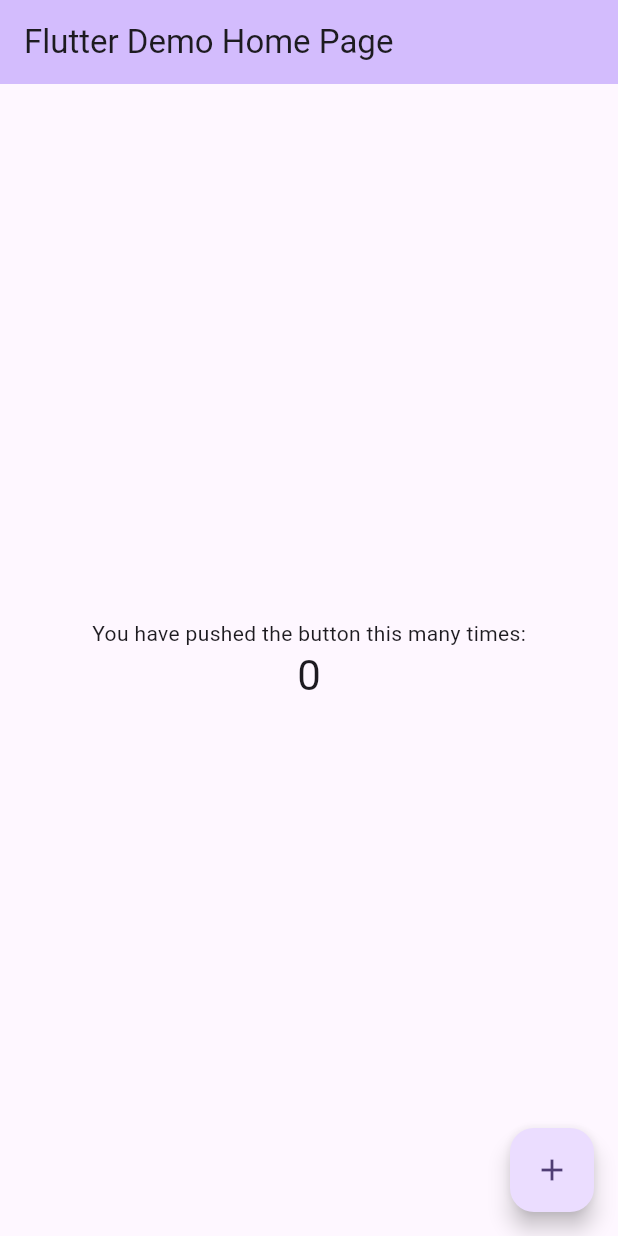
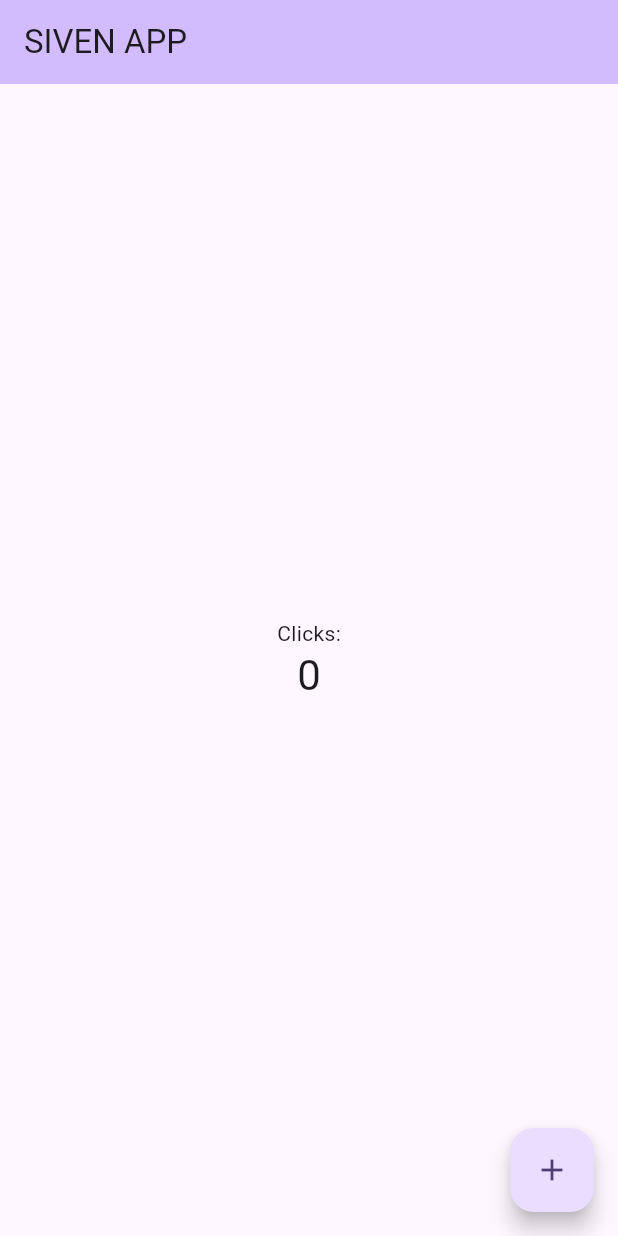
Before and after one commit to Alvaro-Hernandez/SIVEN_APP, a Flutter app: the screen it shows after launch, on a phone screen of 412 x 824 dp. Run offline on Flutter 3.47's test engine with Material 3 defaults, Android fonts, the phone set to English and light mode, and no system bars.

```diff
--- a/lib/main.dart
+++ b/lib/main.dart
@@ -31,7 +31,9 @@ class MyApp extends StatelessWidget {
         colorScheme: ColorScheme.fromSeed(seedColor: Colors.deepPurple),
         useMaterial3: true,
       ),
-      home: const MyHomePage(title: 'Flutter Demo Home Page'),
+      home: const MyHomePage(
+        title: 'SIVEN APP',
+      ),
     );
   }
 }
@@ -106,7 +108,7 @@ class _MyHomePageState extends State<MyHomePage> {
           mainAxisAlignment: MainAxisAlignment.center,
           children: <Widget>[
             const Text(
-              'You have pushed the button this many times:',
+              'Clicks:',
             ),
             Text(
               '$_counter',
```
Also changed, not shown: lib/core/api/servicices.dart (added), lib/core/config/example.dart (added), lib/core/example.dart (added), lib/core/models/exampleModels.dart (added), lib/core/theme/exampleTheme.dart (added), lib/features/example.dart (added), lib/features/home/exampleHome.dart (added), lib/features/login/exampleLogin.dart (added), lib/features/splash/exampleSplash.dart (added), lib/widgets/exampleWidget.dart (added), 1 other file.
